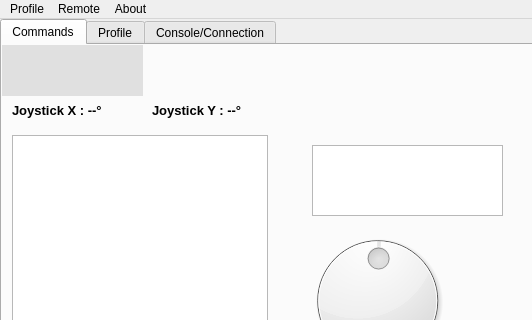
Above: dgipydrone.ui from DGIProject/DGIPyDrOneQt before the change; both pictures show x 0 to 532 and y 0 to 320 of the 958 by 498 pixel window. Below: the same form after it.
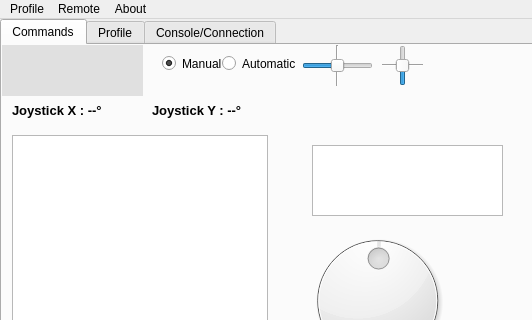
That is the form after the change.

Commit message: updates command (control mode, calibrate) & fix bugs

```diff
--- a/dgipydrone.ui
+++ b/dgipydrone.ui
@@ -302,6 +302,113 @@
        <number>0</number>
       </property>
      </widget>
+     <widget class="QRadioButton" name="manualMode">
+      <property name="geometry">
+       <rect>
+        <x>160</x>
+        <y>10</y>
+        <width>82</width>
+        <height>17</height>
+       </rect>
+      </property>
+      <property name="text">
+       <string>Manual</string>
+      </property>
+      <property name="checked">
+       <bool>true</bool>
+      </property>
+     </widget>
+     <widget class="QRadioButton" name="automaticMode">
+      <property name="geometry">
+       <rect>
+        <x>220</x>
+        <y>10</y>
+        <width>82</width>
+        <height>17</height>
+       </rect>
+      </property>
+      <property name="text">
+       <string>Automatic</string>
+      </property>
+     </widget>
+     <widget class="QSlider" name="leftRightCalibrate">
+      <property name="geometry">
+       <rect>
+        <x>300</x>
+        <y>10</y>
+        <width>71</width>
+        <height>21</height>
+       </rect>
+      </property>
+      <property name="minimum">
+       <number>-10</number>
+      </property>
+      <property name="maximum">
+       <number>10</number>
+      </property>
+      <property name="sliderPosition">
+       <number>0</number>
+      </property>
+      <property name="orientation">
+       <enum>Qt::Horizontal</enum>
+      </property>
+     </widget>
+     <widget class="QSlider" name="frontBackCalibrate">
+      <property name="geometry">
+       <rect>
+        <x>390</x>
+        <y>0</y>
+        <width>22</width>
+        <height>41</height>
+       </rect>
+      </property>
+      <property name="minimum">
+       <number>-10</number>
+      </property>
+      <property name="maximum">
+       <number>10</number>
+      </property>
+      <property name="sliderPosition">
+       <number>0</number>
+      </property>
+      <property name="orientation">
+       <enum>Qt::Vertical</enum>
+      </property>
+      <property name="invertedAppearance">
+       <bool>false</bool>
+      </property>
+      <property name="invertedControls">
+       <bool>false</bool>
+      </property>
+     </widget>
+     <widget class="Line" name="line">
+      <property name="geometry">
+       <rect>
+        <x>320</x>
+        <y>0</y>
+        <width>31</width>
+        <height>41</height>
+       </rect>
+      </property>
+      <property name="orientation">
+       <enum>Qt::Vertical</enum>
+      </property>
+     </widget>
+     <widget class="Line" name="line_2">
+      <property name="geometry">
+       <rect>
+        <x>380</x>
+        <y>10</y>
+        <width>41</width>
+        <height>20</height>
+       </rect>
+      </property>
+      <property name="orientation">
+       <enum>Qt::Horizontal</enum>
+      </property>
+     </widget>
+     <zorder>line_2</zorder>
+     <zorder>line</zorder>
      <zorder>degreesDial</zorder>
      <zorder>throttleSlider</zorder>
      <zorder>joystickView</zorder>
@@ -318,6 +425,10 @@
      <zorder>spinBox_3</zorder>
      <zorder>sonarView</zorder>
      <zorder>batteryLevelBar</zorder>
+     <zorder>manualMode</zorder>
+     <zorder>automaticMode</zorder>
+     <zorder>leftRightCalibrate</zorder>
+     <zorder>frontBackCalibrate</zorder>
     </widget>
     <widget class="QWidget" name="tab_2">
      <attribute name="title">
```
The commit also changes 4 other files.
